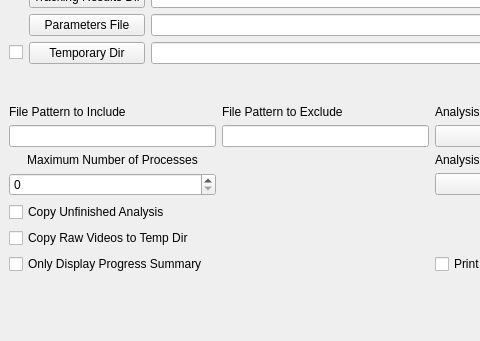
Old version of the form tierpsy/gui/QtDesignerFiles/BatchProcessing.ui in the repository ver228/tierpsy-tracker; both pictures show x 0 to 480 and y 142 to 483 of the 702 by 483 pixel window.
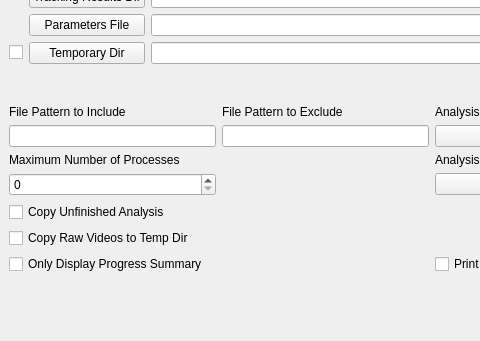
New version of the form.

Commit message: change text alignment

```diff
--- a/tierpsy/gui/QtDesignerFiles/BatchProcessing.ui
+++ b/tierpsy/gui/QtDesignerFiles/BatchProcessing.ui
@@ -237,7 +237,7 @@
            <string>Maximum Number of Processes</string>
           </property>
           <property name="alignment">
-           <set>Qt::AlignCenter</set>
+           <set>Qt::AlignLeading|Qt::AlignLeft|Qt::AlignTop</set>
           </property>
           <property name="wordWrap">
            <bool>true</bool>
```
